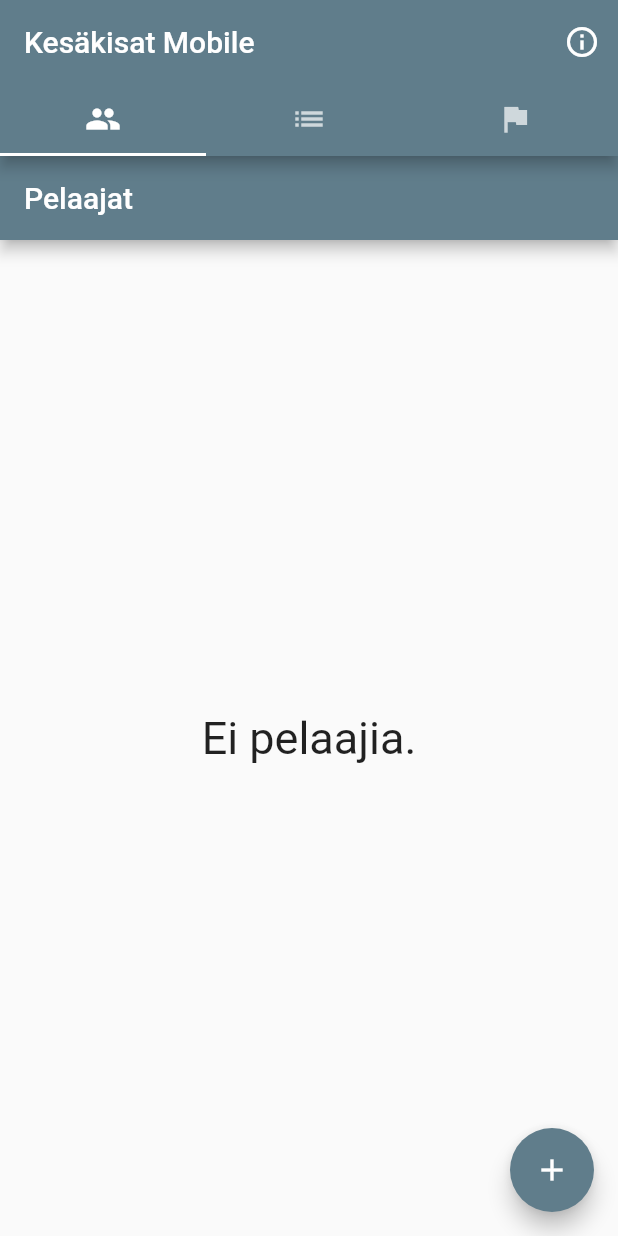
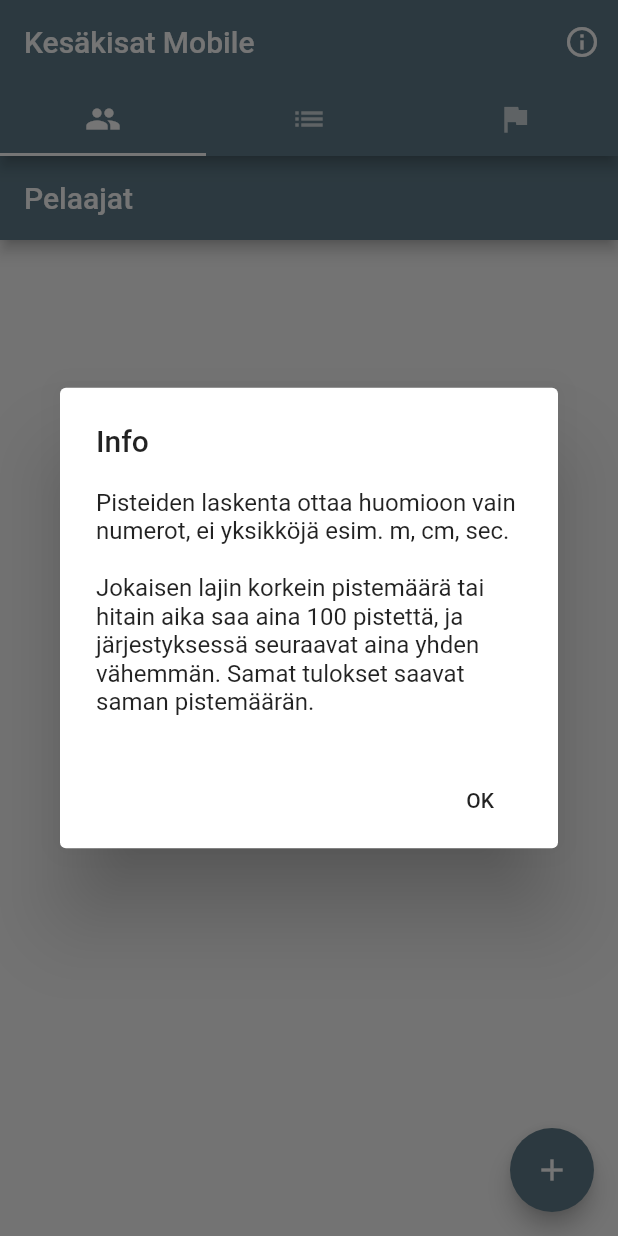
Before and after one commit to jerekarppinen/kesakisat_mobile, a Flutter app: the screen it shows after launch, after a tap on the "info outline" icon, on a phone screen of 412 x 824 dp. Run offline on Flutter 3.47's test engine with Material 2 defaults, Android fonts, the light colour scheme and no system bars; our stand-ins replace flutter_bloc, sqflite; accounts and stored records are empty.

Commit message:
Add info page

```diff
--- a/lib/main.dart
+++ b/lib/main.dart
@@ -13,6 +13,29 @@ void main() => runApp(TabBarMyApp());
 class TabBarMyApp extends StatelessWidget {
 
   final String appName = "Kesäkisat Mobile";
+
+  final navigatorKey = GlobalKey<NavigatorState>();
+
+  showInfoDialog() {
+    final context = navigatorKey.currentState.overlay.context;
+    showDialog(
+      context: context,
+      builder: (context) => AlertDialog(
+        title: Text("Info"),
+        content: Text(
+            "Pisteiden laskenta ottaa huomioon vain numerot, ei yksikköjä esim. m, cm, sec. \n\n"
+                "Jokaisen lajin korkein pistemäärä tai hitain aika saa aina 100 pistettä, ja järjestyksessä seuraavat aina yhden vähemmän. "
+                "Samat tulokset saavat saman pistemäärän."
+        ),
+        actions: [
+          FlatButton(
+            onPressed: () => Navigator.pop(context),
+            child: Text("OK"),
+          ),
+        ]
+      ),
+    );
+  }
 
   @override
   Widget build(BuildContext context) {
@@ -30,6 +53,7 @@ class TabBarMyApp extends StatelessWidget {
         ),
       ],
       child: MaterialApp(
+        navigatorKey: navigatorKey,
         debugShowCheckedModeBanner: false,
         title: appName,
         theme: ThemeData(
@@ -46,7 +70,7 @@ class TabBarMyApp extends StatelessWidget {
                     color: Colors.white,
                   ),
                   onPressed: () {
-                    print("pressed");
+                    showInfoDialog();
                   },
                 ),
               ],
```
